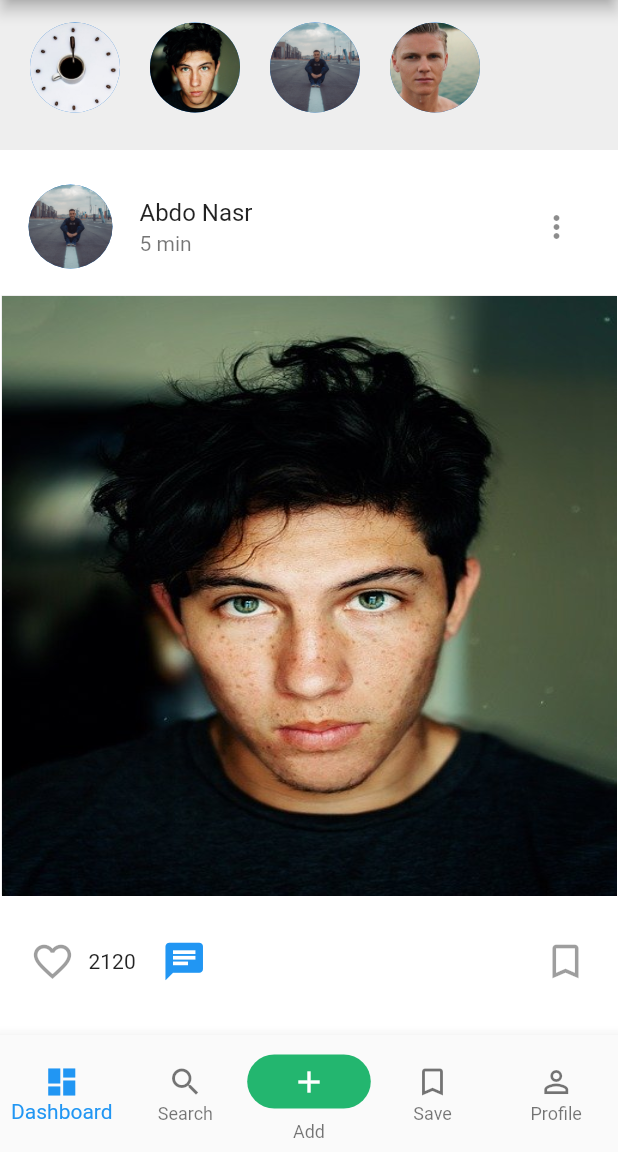
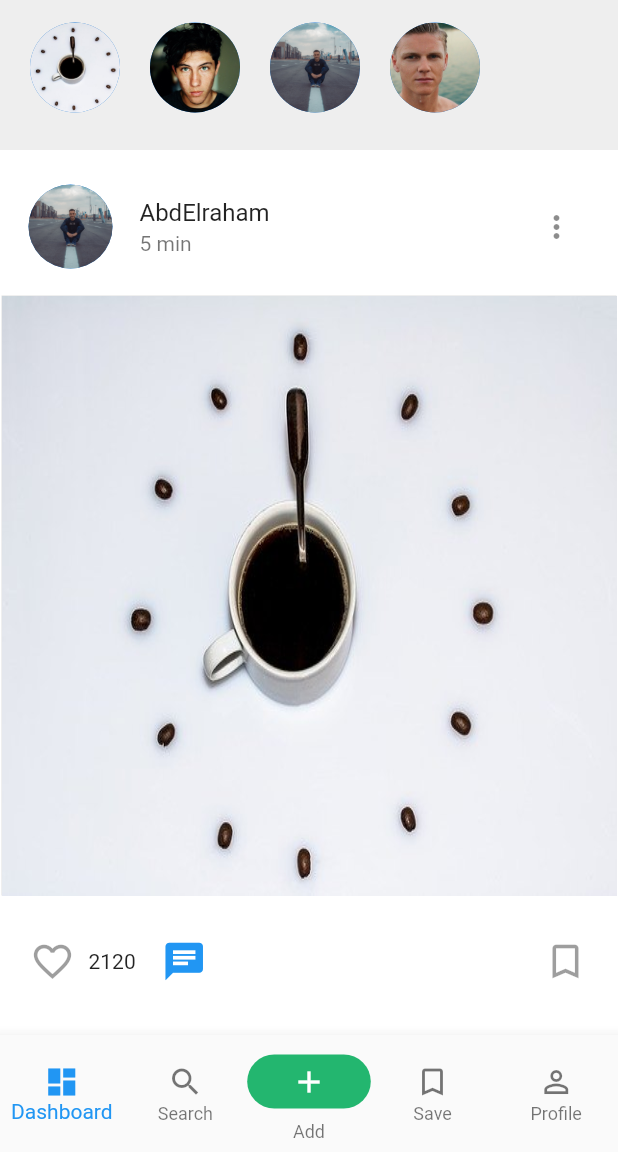
Before and after one commit to AbdElrahmanMuhammedNasr/instagram, a Flutter app: the screen it shows after launch, on a phone screen of 412 x 824 dp, the part 84-1236 px from its top. Run offline on Flutter 3.47's test engine with Material 2 defaults, Android fonts, the phone set to English and light mode, and no system bars.

Commit message:
new update

```diff
--- a/lib/common/AppBarForm.dart
+++ b/lib/common/AppBarForm.dart
@@ -1,9 +1,40 @@
 import 'package:flutter/material.dart';
 
 class AppBarF extends StatelessWidget with PreferredSizeWidget {
+
+  String profileUser ;
+  AppBarF({this.profileUser});
+
   @override
   Widget build(BuildContext context) {
-    return AppBar(
+    return profileUser !=null?
+    Container(
+      height: 65,
+      child: AppBar(
+        elevation: 0.0,
+        backgroundColor: Colors.white,
+        title: Text(
+          profileUser,
+          style: TextStyle(
+            fontFamily: 'Billabong',
+            fontWeight: FontWeight.w300,
+            letterSpacing: 2,
+            color: Colors.black,
+          ),
+        ),
+        leading: IconButton(
+          icon: Icon(
+            Icons.format_align_left,
+            color: Colors.black,
+          ),
+          onPressed: () {},
+        ),
+
+      ),
+    ): Container(
+      height: 65,
+      child: AppBar(
+        elevation: 0.0,
         backgroundColor: Colors.white,
         title: Text(
           'Instagram',
@@ -30,6 +61,7 @@ class AppBarF extends StatelessWidget with PreferredSizeWidget {
             onPressed: () {},
           ),
         ],
+      ),
     );
   }
 
--- a/lib/main.dart
+++ b/lib/main.dart
@@ -1,4 +1,5 @@
 import 'package:flutter/material.dart';
+import 'package:http/http.dart' as http;
 import 'package:instegram/PostDetails.dart';
 import 'package:instegram/common/AppBarForm.dart';
 import 'package:instegram/common/BottomBarform.dart';
@@ -10,9 +11,22 @@ void main() => runApp(MyApp());
 class MyApp extends StatefulWidget {
   @override
   _MyAppState createState() => _MyAppState();
+
+  void getmessage() async {
+    // Stirng x = await
+  }
 }
 
 class _MyAppState extends State<MyApp> {
+  List<Map<String, String>> userPost = [
+    {'user': 'm.jpg', 'post': '1.jpg','name':'AbdElraham'},
+    {'user': 'a.jpg', 'post': 'a.jpg','name':'Mostafa'},
+    {'user': 'm.jpg', 'post': '2.jpg','name':'AbdElraham'},
+    {'user': 'a.jpg', 'post': '8.jpg','name':'AbdElraham'},
+    {'user': 'm.jpg', 'post': '2.jpg','name':'Mostafa'},
+    {'user': 'a.jpg', 'post': '8.jpg','name':'Mostafa'},
+  ];
+
   @override
   Widget build(BuildContext context) {
     SystemChrome.setEnabledSystemUIOverlays([SystemUiOverlay.bottom]);
@@ -36,16 +50,20 @@ class _MyAppState extends State<MyApp> {
                         child: CircleAvatar(
                           radius: 30,
                           backgroundImage: AssetImage('images/${pos + 1}.jpg'),
-
                         ),
                       );
                     }),
               ),
-              new Posts(user: 'm.jpg', post: '2.jpg'),
-              new Posts(user: 'a.jpg', post: '2.jpg'),
-              new Posts(user: 'a.jpg', post: '8.jpg'),
-              new Posts(user: 'a.jpg', post: 'a.jpg'),
-              new Posts(user: 'm.jpg', post: '1.jpg'),
+
+              Column(
+                  children: userPost
+                      .map((e) => new Posts(
+                            user: e['user'],
+                            post: e['post'],
+                            name: e['name'],
+                          ))
+                      .toList()),
+
             ],
           ),
         ),
--- a/lib/posts.dart
+++ b/lib/posts.dart
@@ -5,7 +5,8 @@ import 'package:instegram/Profile.dart';
 class Posts extends StatefulWidget {
   String user;
   String post;
-  Posts({this.user, this.post});
+  String name;
+  Posts({this.user, this.post,this.name});
 
   @override
   _PostsState createState() => _PostsState();
@@ -38,11 +39,18 @@ class _PostsState extends State<Posts> {
                 child: Column(
                   children: <Widget>[
                     ListTile(
-                      leading: CircleAvatar(
-                        radius: 30,
-                        backgroundImage: AssetImage('images/${widget.user}'),
+                      leading: GestureDetector(
+                        onTap: () {
+                          Navigator.of(context).push(MaterialPageRoute(
+                            builder: (context) => Profile(userImage:'images/${widget.user}' ,),
+                          ));
+                        },
+                        child: CircleAvatar(
+                          radius: 30,
+                          backgroundImage: AssetImage('images/${widget.user}'),
+                        ),
                       ),
-                      title: Text('Abdo Nasr'),
+                      title: Text(widget.name),
                       subtitle: Text("5 min"),
                       trailing: IconButton(
                           icon: Icon(Icons.more_vert),
@@ -56,7 +64,6 @@ class _PostsState extends State<Posts> {
                     GestureDetector(
                       onDoubleTap: () {
                         setState(() {
-                          Navigator.of(context).push(MaterialPageRoute(builder: (context) => Profile(),));
                           love = !love;
                         });
                       },
--- a/pubspec.yaml
+++ b/pubspec.yaml
@@ -28,6 +28,9 @@ dependencies:
   # The following adds the Cupertino Icons font to your application.
   # Use with the CupertinoIcons class for iOS style icons.
   cupertino_icons: ^0.1.3
+  image_picker: ^0.6.7
+  http: ^0.12.1
+
 
 dev_dependencies:
   flutter_test:
```
Also changed, not shown: lib/PostDetails.dart (+3 -5 lines), lib/Profile.dart (+30 -9 lines), pubspec.lock. Lines whose indentation alone changed are shown as unchanged.
